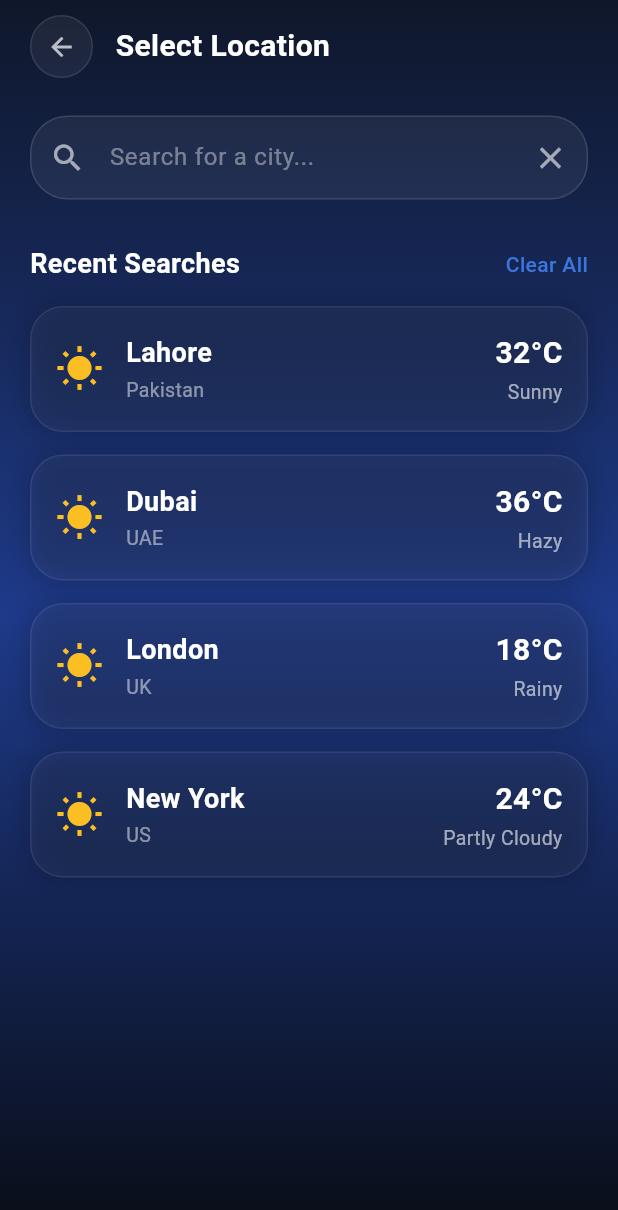
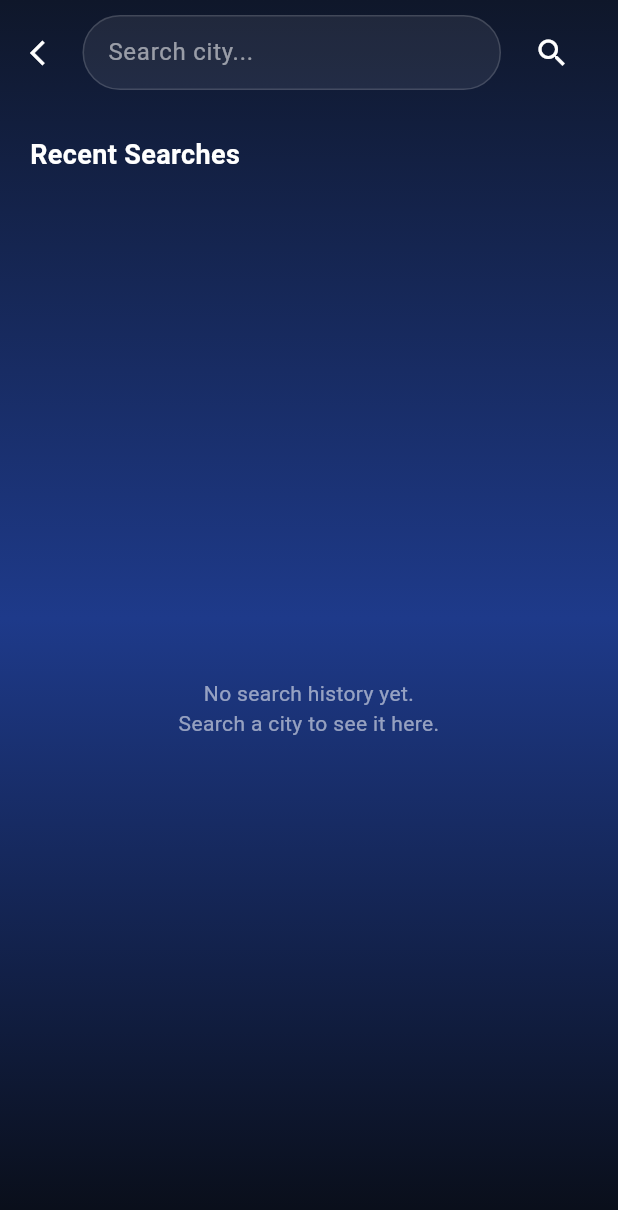
Before and after one commit to HamzaAli689/weather-App, a Flutter app: the SearchScreen screen opened directly, on a phone screen of 412 x 824 dp. Shown: the top 1210 px of the screen. Run offline on Flutter 3.47's test engine with Material 3 defaults, Android fonts, the phone set to English and light mode, and no system bars; our stand-ins replace get, get_storage; accounts and stored records are empty; Roboto replaces fonts that are missing (SF Pro Display).

Commit message:
complete the search sceeen

```diff
--- a/sky_ora/lib/SearchScreen/search_logic.dart
+++ b/sky_ora/lib/SearchScreen/search_logic.dart
@@ -1,49 +1,72 @@
+// import 'package:get/get.dart';
+// import '../services/weather_service.dart';
+//
+// class SearchLogic extends GetxController {
+//   var recentSearches = <String>[].obs;
+//   var isLoading = false.obs;
+//
+//   void searchAndReturnCity(String cityName) async {
+//     if (cityName.trim().isEmpty) return;
+//
+//     try {
+//       isLoading.value = true;
+//       // API se check kar rahe hain ke city theek hai ya nahi
+//       var data = await WeatherService.fetchWeather(cityName);
+//
+//       String formalCityName = "${data['name']}, ${data['sys']['country']}";
+//
+//       // History mein add karna
+//       if (!recentSearches.contains(formalCityName)) {
+//         recentSearches.insert(0, formalCityName);
+//       }
+//
+//       // ✅ Sab se important step: Dashboard par city name return karna
+//       Get.back(result: formalCityName);
+//
+//     } catch (e) {
+//       Get.snackbar("Error", "City not found. Please check the name.");
+//     } finally {
+//       isLoading.value = false;
+//     }
+//   }
+//
+//   void removeSearchItem(String city) {
+//     recentSearches.remove(city);
+//   }
+// }
 import 'package:get/get.dart';
-import '../dashboard/logic.dart';
+import '../services/weather_service.dart';
 
-class SearchViewController extends GetxController {
-  // Recent searches list ko reactive (.obs) banaya hai
-  var recentSearches = <Map<String, dynamic>>[
-    {"city": "Lahore", "country": "Pakistan", "temp": "32°C", "condition": "Sunny"},
-    {"city": "Dubai", "country": "UAE", "temp": "36°C", "condition": "Hazy"},
-    {"city": "London", "country": "UK", "temp": "18°C", "condition": "Rainy"},
-    {"city": "New York", "country": "US", "temp": "24°C", "condition": "Partly Cloudy"},
-  ].obs;
+class SearchLogic extends GetxController {
+  // ✅ Ye list ab destroy nahi hogi agar controller permanent ho
+  var recentSearches = <String>[].obs;
+  var isLoading = false.obs;
 
-  // Jab user search bar me type karke enter kare
-  void searchCity(String cityName) {
-    if (cityName.trim().isNotEmpty) {
-      String formattedCity = cityName.trim();
+  void searchAndReturnCity(String cityName) async {
+    if (cityName.trim().isEmpty) return;
 
-      // Check karein ke city pehle se list mein hai ya nahi, agar hai toh remove kar dein taake duplicate na ho aur top par aa jaye
-      recentSearches.removeWhere((item) => item["city"].toString().toLowerCase() == formattedCity.toLowerCase());
+    try {
+      isLoading.value = true;
+      var data = await WeatherService.fetchWeather(cityName);
 
-      // Nayi search ko list ke top (index 0) par add kar dein
-      recentSearches.insert(0, {
-        "city": formattedCity,
-        "country": "International", // Aap API se country bhi fetch kar sakte hain
-        "temp": "--°C",
-        "condition": "Unknown",
-      });
+      String formalCityName = "${data['name']}, ${data['sys']['country']}";
 
-      // Dashboard ka weather update karne ke liye
-      selectCity(formattedCity);
+      // Agar list mein pehle se nahi hai toh top par add kar dein
+      if (!recentSearches.contains(formalCityName)) {
+        recentSearches.insert(0, formalCityName);
+      }
+
+      // Wapas dashboard par bhej dein
+      Get.back(result: formalCityName);
+
+    } catch (e) {
+      Get.snackbar("Error", "City not found. Please check the name.");
+    } finally {
+      isLoading.value = false;
     }
   }
 
-  // Jab user kisi bhi recent search par click kare
-  void selectCity(String cityName) {
-    if (cityName.isNotEmpty) {
-      if (Get.isRegistered<DashboardLogic>()) {
-        final dashboardLogic = Get.find<DashboardLogic>();
-        dashboardLogic.getWeatherData(cityName);
-      }
-      Get.back(); // Wapis Dashboard par jane ke liye
-    }
-  }
-
-  // History clear karne ke liye
-  void clearHistory() {
-    recentSearches.clear();
+  void removeSearchItem(String city) {
+    recentSearches.remove(city);
   }
 }
--- a/sky_ora/lib/SearchScreen/search_view.dart
+++ b/sky_ora/lib/SearchScreen/search_view.dart
@@ -1,13 +1,14 @@
 import 'package:flutter/material.dart';
 import 'package:get/get.dart';
-import 'package:sky_ora/SearchScreen/search_logic.dart';
+import 'search_logic.dart';
 
 class SearchScreen extends StatelessWidget {
   const SearchScreen({Key? key}) : super(key: key);
 
   @override
   Widget build(BuildContext context) {
-    final SearchViewController controller = Get.put(SearchViewController());
+    // Ensure kar lein ke controller theek se put ho raha hai
+    final SearchLogic controller = Get.put(SearchLogic(), permanent: true);
     final TextEditingController textController = TextEditingController();
 
     return Scaffold(
@@ -31,67 +32,54 @@ class SearchScreen extends StatelessWidget {
             child: Column(
               crossAxisAlignment: CrossAxisAlignment.start,
               children: [
-                // Top Bar with Back Button
+                // Top Bar with Back Button & Search Input
                 Row(
                   children: [
                     GestureDetector(
                       onTap: () => Get.back(),
-                      child: Container(
-                        padding: const EdgeInsets.all(10),
-                        decoration: BoxDecoration(
-                          color: Colors.white.withOpacity(0.06),
-                          shape: BoxShape.circle,
-                          border: Border.all(color: Colors.white.withOpacity(0.1)),
-                        ),
-                        child: const Icon(Icons.arrow_back, color: Colors.white70, size: 20),
+                      child: const Icon(
+                        Icons.arrow_back_ios,
+                        color: Colors.white,
+                        size: 20,
                       ),
                     ),
                     const SizedBox(width: 15),
-                    const Text(
-                      "Select Location",
-                      style: TextStyle(
-                        color: Colors.white,
-                        fontSize: 20,
-                        fontWeight: FontWeight.bold,
+                    Expanded(
+                      child: Container(
+                        padding: const EdgeInsets.symmetric(horizontal: 16),
+                        decoration: BoxDecoration(
+                          color: Colors.white.withOpacity(0.07),
+                          borderRadius: BorderRadius.circular(25),
+                          border: Border.all(
+                            color: Colors.white.withOpacity(0.15),
                           ),
-                    ),
-                  ],
-                ),
-                const SizedBox(height: 25),
-
-                // Search Input Field
-                Container(
-                  decoration: BoxDecoration(
-                    color: Colors.white.withOpacity(0.06),
-                    borderRadius: BorderRadius.circular(25),
-                    border: Border.all(color: Colors.white.withOpacity(0.12)),
                         ),
                         child: TextField(
                           controller: textController,
                           style: const TextStyle(color: Colors.white),
+                          decoration: const InputDecoration(
+                            hintText: "Search city...",
+                            hintStyle: TextStyle(color: Colors.white54),
+                            border: InputBorder.none,
+                          ),
                           onSubmitted: (value) {
-                      controller.searchCity(value);
-                      controller.selectCity(value);
+                            controller.searchAndReturnCity(value);
                           },
-                    decoration: InputDecoration(
-                      hintText: "Search for a city...",
-                      hintStyle: TextStyle(color: Colors.white.withOpacity(0.4)),
-                      prefixIcon: Icon(Icons.search, color: Colors.white.withOpacity(0.6)),
-                      suffixIcon: IconButton(
-                        icon: Icon(Icons.close, color: Colors.white.withOpacity(0.6)),
-                        onPressed: () => textController.clear(),
-                      ),
-                      border: InputBorder.none,
-                      contentPadding: const EdgeInsets.symmetric(horizontal: 20, vertical: 15),
                         ),
                       ),
                     ),
+                    const SizedBox(width: 10),
+                    IconButton(
+                      icon: const Icon(Icons.search, color: Colors.white),
+                      onPressed: () {
+                        controller.searchAndReturnCity(textController.text);
+                      },
+                    ),
+                  ],
+                ),
                 const SizedBox(height: 30),
 
-                // Recent Searches Title & Clear Option
-                Row(
-                  mainAxisAlignment: MainAxisAlignment.spaceBetween,
-                  children: [
+                // Section Title for History
                 const Text(
                   "Recent Searches",
                   style: TextStyle(
@@ -100,111 +88,68 @@ class SearchScreen extends StatelessWidget {
                     fontWeight: FontWeight.bold,
                   ),
                 ),
-                    GestureDetector(
-                      onTap: controller.clearHistory,
+                const SizedBox(height: 15),
+
+                // Dynamic Recent Searches List
+                Expanded(
+                  child: Obx(() {
+                    if (controller.recentSearches.isEmpty) {
+                      return const Center(
                         child: Text(
-                        "Clear All",
+                          "No search history yet.\nSearch a city to see it here.",
+                          textAlign: TextAlign.center,
                           style: TextStyle(
-                          color: Colors.blueAccent.withOpacity(0.8),
+                            color: Colors.white54,
                             fontSize: 14,
+                          ),
+                        ),
+                      );
+                    }
+
+                    return ListView.builder(
+                      itemCount: controller.recentSearches.length,
+                      itemBuilder: (context, index) {
+                        String cityName = controller.recentSearches[index];
+                        return Container(
+                          margin: const EdgeInsets.only(bottom: 12),
+                          decoration: BoxDecoration(
+                            color: Colors.white.withOpacity(0.04),
+                            borderRadius: BorderRadius.circular(15),
+                            border: Border.all(
+                              color: Colors.white.withOpacity(0.08),
+                            ),
+                          ),
+                          child: ListTile(
+                            leading: const Icon(
+                              Icons.history,
+                              color: Colors.white70,
+                            ),
+                            title: Text(
+                              cityName,
+                              style: const TextStyle(
+                                color: Colors.white,
                                 fontWeight: FontWeight.w500,
                               ),
                             ),
+                            trailing: IconButton(
+                              icon: const Icon(
+                                Icons.close,
+                                color: Colors.white54,
+                                size: 18,
                               ),
-                  ],
+                              onPressed: () {
+                                controller.removeSearchItem(cityName);
+                              },
                             ),
-                const SizedBox(height: 15),
-
-                // Recent Searches List
-                Expanded(
-                  child: Obx(() => controller.recentSearches.isEmpty
-                      ? Center(
-                    child: Text(
-                      "No recent searches",
-                      style: TextStyle(color: Colors.white.withOpacity(0.4)),
-                    ),
-                  )
-                      : ListView.builder(
-                    itemCount: controller.recentSearches.length,
-                    itemBuilder: (context, index) {
-                      final item = controller.recentSearches[index];
-                      return GestureDetector(
                             onTap: () {
-                          // Click hone par weather update ho kar dashboard khul jayega
-                          controller.selectCity(item["city"]);
+                              // History item par click karne se bhi wahi city select ho kar dashboard jaye gi
+                              Get.back(result: cityName);
                             },
-                        child: Container(
-                          margin: const EdgeInsets.only(bottom: 15),
-                          padding: const EdgeInsets.all(16),
-                          decoration: BoxDecoration(
-                            color: Colors.white.withOpacity(0.04),
-                            borderRadius: BorderRadius.circular(22),
-                            border: Border.all(color: Colors.white.withOpacity(0.08)),
-                            boxShadow: [
-                              BoxShadow(
-                                color: Colors.black.withOpacity(0.2),
-                                blurRadius: 15,
-                                spreadRadius: 2,
-                              ),
-                            ],
-                          ),
-                          child: Row(
-                            mainAxisAlignment: MainAxisAlignment.spaceBetween,
-                            children: [
-                              Row(
-                                children: [
-                                  const Icon(Icons.wb_sunny, color: Color(0xFFFBBF24), size: 32),
-                                  const SizedBox(width: 15),
-                                  Column(
-                                    crossAxisAlignment: CrossAxisAlignment.start,
-                                    children: [
-                                      Text(
-                                        item["city"],
-                                        style: const TextStyle(
-                                          color: Colors.white,
-                                          fontSize: 18,
-                                          fontWeight: FontWeight.bold,
-                                        ),
-                                      ),
-                                      const SizedBox(height: 2),
-                                      Text(
-                                        item["country"],
-                                        style: TextStyle(
-                                          color: Colors.white.withOpacity(0.5),
-                                          fontSize: 13,
-                                        ),
-                                      ),
-                                    ],
-                                  ),
-                                ],
-                              ),
-                              Column(
-                                crossAxisAlignment: CrossAxisAlignment.end,
-                                children: [
-                                  Text(
-                                    item["temp"],
-                                    style: const TextStyle(
-                                      color: Colors.white,
-                                      fontSize: 20,
-                                      fontWeight: FontWeight.bold,
-                                    ),
-                                  ),
-                                  const SizedBox(height: 2),
-                                  Text(
-                                    item["condition"],
-                                    style: TextStyle(
-                                      color: Colors.white.withOpacity(0.6),
-                                      fontSize: 13,
-                                    ),
-                                  ),
-                                ],
-                              ),
-                            ],
-                          ),
                           ),
                         );
                       },
-                  )),
+                    );
+                  }),
                 ),
               ],
             ),
```
Lines whose indentation alone changed are shown as unchanged.
